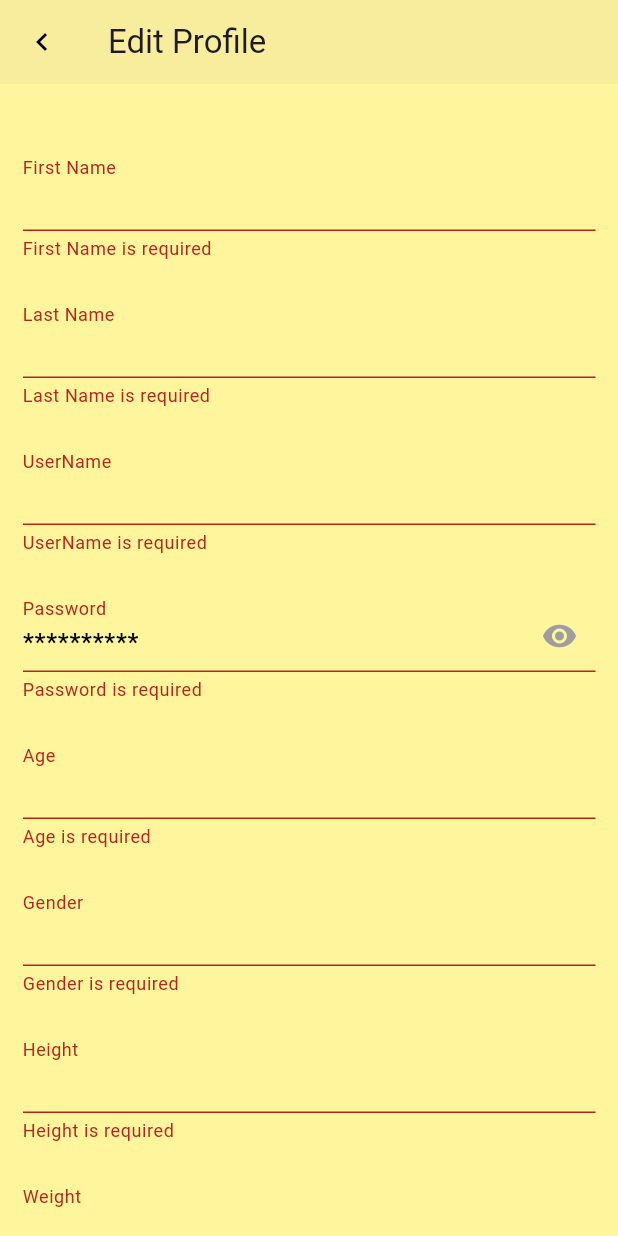
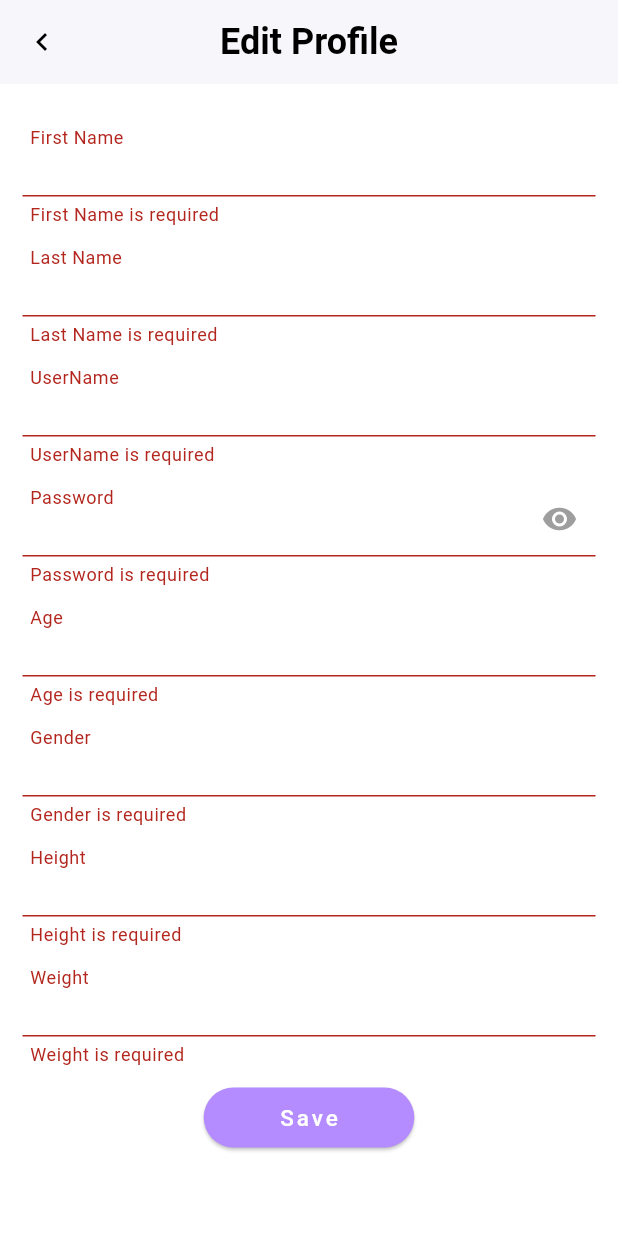
Before and after one commit to shresta-kalla/caltrack, a Flutter app: the EditProfile screen opened by its route, after a tap on "Save", on a phone screen of 412 x 824 dp. Run offline on Flutter 3.47's test engine with Material 3 defaults, Android fonts, the phone set to English and light mode, and no system bars; our stand-ins replace form_validator, go_router, google_fonts; accounts and stored records are empty; Roboto replaces fonts that are missing (Adamina).

Commit message:
Update edit_profile_view.dart

```diff
--- a/lib/views/edit_profile_view.dart
+++ b/lib/views/edit_profile_view.dart
@@ -1,6 +1,7 @@
 import 'package:flutter/material.dart';
 import 'package:form_validator/form_validator.dart';
 import 'package:go_router/go_router.dart';
+import 'package:google_fonts/google_fonts.dart';
 import 'package:provider/provider.dart';
 import 'package:caltrack/models/users.dart';
 import 'package:caltrack/view_models/user_specific_view_model.dart';
@@ -16,6 +17,7 @@ class EditProfileState extends State<EditProfile> {
   bool isHidden = true;
 
   final formKey = GlobalKey<FormState>();
+
 
   String firstNameInput = "";
   String lastNameInput = "";
@@ -48,22 +50,31 @@ class EditProfileState extends State<EditProfile> {
   ValidationBuilder(requiredMessage: "Weight is required").build();
 
   List? isError;
+  Widget _styledText(String text, Color color, {double fontSize = 20.0}) {
+    return Text(
+      text,
+      style: GoogleFonts.adamina(
+        fontWeight: FontWeight.bold,
+        fontSize: fontSize,
+        color: color,
+      ),
+    );
+  }
 
   @override
   Widget build(BuildContext context) {
     Users? currentUser = context.watch<UserSpecific>().currentUser;
-
     return Scaffold(
-      backgroundColor: Colors.yellow[200],
+      backgroundColor: Colors.white,
       appBar: AppBar(
-        backgroundColor: Colors.yellow[200],
+        backgroundColor: Colors.white,
         elevation: 1,
-        centerTitle: false,
+        centerTitle: true,
         leading: IconButton(
           icon: const Icon(Icons.chevron_left, color: Colors.black),
           onPressed: (() => GoRouter.of(context).pop()),
         ),
-        title: const Text('Edit Profile'),
+        title: _styledText('Edit Profile', Colors.black, fontSize: 24.0),
       ),
       body: Form(
         key: formKey,
@@ -75,19 +86,20 @@ class EditProfileState extends State<EditProfile> {
             },
             child: ListView(
               children: [
-                const SizedBox(height: 30),
+                const SizedBox(height: 5),
                 Padding(
-                  padding: const EdgeInsets.only(bottom: 30),
+                  padding: const EdgeInsets.only(bottom: 5),
                   child: TextFormField(
                     obscureText: false,
                     onSaved: ((value) =>
                         setState(() => firstNameInput = value!)),
                     validator: firstNameValidator,
+                    initialValue: currentUser?.firstName ?? "",
                     decoration: InputDecoration(
-                      contentPadding: const EdgeInsets.only(bottom: 5),
+                      contentPadding: const EdgeInsets.symmetric(
+                          vertical: 5, horizontal: 5),
                       labelText: "First Name",
                       floatingLabelBehavior: FloatingLabelBehavior.always,
-                      hintText: currentUser?.firstName ?? "",
                       hintStyle: const TextStyle(
                         fontSize: 16,
                         fontWeight: FontWeight.bold,
@@ -96,18 +108,20 @@ class EditProfileState extends State<EditProfile> {
                     ),
                   ),
                 ),
+                const SizedBox(height: 5),
                 Padding(
-                  padding: const EdgeInsets.only(bottom: 30),
+                  padding: const EdgeInsets.only(bottom: 5),
                   child: TextFormField(
                     obscureText: false,
                     onSaved: ((value) =>
                         setState(() => lastNameInput = value!)),
                     validator: lastNameValidator,
+                    initialValue: currentUser?.lastName ?? "",
                     decoration: InputDecoration(
-                      contentPadding: const EdgeInsets.only(bottom: 5),
+                      contentPadding: const EdgeInsets.symmetric(
+                          vertical: 5, horizontal: 5),
                       labelText: "Last Name",
                       floatingLabelBehavior: FloatingLabelBehavior.always,
-                      hintText: currentUser?.lastName ?? "",
                       hintStyle: const TextStyle(
                         fontSize: 16,
                         fontWeight: FontWeight.bold,
@@ -116,17 +130,19 @@ class EditProfileState extends State<EditProfile> {
                     ),
                   ),
                 ),
+                const SizedBox(height: 5),
                 Padding(
-                  padding: const EdgeInsets.only(bottom: 30),
+                  padding: const EdgeInsets.only(bottom: 5),
                   child: TextFormField(
                     obscureText: false,
                     onSaved: ((value) => setState(() => userInput = value!)),
                     validator: userInputValidator,
+                    initialValue: currentUser?.userName ?? "",
                     decoration: InputDecoration(
-                      contentPadding: const EdgeInsets.only(bottom: 5),
+                      contentPadding: const EdgeInsets.symmetric(
+                          vertical: 5, horizontal: 5),
                       labelText: "UserName",
                       floatingLabelBehavior: FloatingLabelBehavior.always,
-                      hintText: currentUser?.userName ?? "",
                       hintStyle: const TextStyle(
                         fontSize: 16,
                         fontWeight: FontWeight.bold,
@@ -135,15 +151,18 @@ class EditProfileState extends State<EditProfile> {
                     ),
                   ),
                 ),
+                const SizedBox(height: 5),
                 Padding(
-                  padding: const EdgeInsets.only(bottom: 30),
+                  padding: const EdgeInsets.only(bottom: 5),
                   child: TextFormField(
                     obscureText: isHidden,
                     onSaved: ((value) =>
                         setState(() => passwordInput = value!)),
                     validator: passwordValidator,
+                    initialValue: currentUser?.password ?? "",
                     decoration: InputDecoration(
-                      contentPadding: const EdgeInsets.only(bottom: 5),
+                      contentPadding: const EdgeInsets.symmetric(
+                          vertical: 5, horizontal: 5),
                       suffixIcon: IconButton(
                         icon: const Icon(Icons.remove_red_eye,
                             color: Colors.grey),
@@ -155,7 +174,6 @@ class EditProfileState extends State<EditProfile> {
                       ),
                       labelText: "Password",
                       floatingLabelBehavior: FloatingLabelBehavior.always,
-                      hintText: "**********",
                       hintStyle: const TextStyle(
                         fontSize: 16,
                         fontWeight: FontWeight.bold,
@@ -164,17 +182,20 @@ class EditProfileState extends State<EditProfile> {
                     ),
                   ),
                 ),
+                const SizedBox(height: 5),
                 Padding(
-                  padding: const EdgeInsets.only(bottom: 30),
+                  padding: const EdgeInsets.only(bottom: 5),
                   child: TextFormField(
                     obscureText: false,
                     onSaved: (value) => setState(() => ageInput = value!),
                     validator: ageInputValidator,
+                    initialValue: currentUser?.age ?? "",
                     decoration: InputDecoration(
-                      contentPadding: const EdgeInsets.only(bottom: 5),
+                      contentPadding: const EdgeInsets.symmetric(
+                          vertical: 5, horizontal: 5),
                       labelText: "Age",
                       floatingLabelBehavior: FloatingLabelBehavior.always,
-                      hintText: currentUser?.age.toString() ?? "",
+
                       hintStyle: const TextStyle(
                         fontSize: 16,
                         fontWeight: FontWeight.bold,
@@ -183,18 +204,19 @@ class EditProfileState extends State<EditProfile> {
                     ),
                   ),
                 ),
+                const SizedBox(height: 5),
                 Padding(
-                  padding: const EdgeInsets.only(bottom: 30),
+                  padding: const EdgeInsets.only(bottom: 5),
                   child: TextFormField(
                     obscureText: false,
-                    onSaved: (value) =>
-                        setState(() => genderInput = value!), // Add this line
-                    validator: genderInputValidator, // Add this line
+                    onSaved: (value) => setState(() => genderInput = value!),
+                    validator: genderInputValidator,
+                    initialValue: currentUser?.gender ?? "",
                     decoration: InputDecoration(
-                      contentPadding: const EdgeInsets.only(bottom: 5),
-                      labelText: "Gender", // Add this line
+                      contentPadding: const EdgeInsets.symmetric(
+                          vertical: 5, horizontal: 5),
+                      labelText: "Gender",
                       floatingLabelBehavior: FloatingLabelBehavior.always,
-                      hintText: currentUser?.gender ?? "",
                       hintStyle: const TextStyle(
                         fontSize: 16,
                         fontWeight: FontWeight.bold,
@@ -203,17 +225,19 @@ class EditProfileState extends State<EditProfile> {
                     ),
                   ),
                 ),
+                const SizedBox(height: 5),
                 Padding(
-                  padding: const EdgeInsets.only(bottom: 30),
+                  padding: const EdgeInsets.only(bottom: 5),
                   child: TextFormField(
                     obscureText: false,
                     onSaved: (value) => setState(() => heightInput = value!),
                     validator: heightInputValidator,
+                    initialValue: currentUser?.height.toString() ?? "",
                     decoration: InputDecoration(
-                      contentPadding: const EdgeInsets.only(bottom: 5),
+                      contentPadding: const EdgeInsets.symmetric(
+                          vertical: 5, horizontal: 5),
                       labelText: "Height",
                       floatingLabelBehavior: FloatingLabelBehavior.always,
-                      hintText: currentUser?.height.toString() ?? "",
                       hintStyle: const TextStyle(
                         fontSize: 16,
                         fontWeight: FontWeight.bold,
@@ -222,17 +246,19 @@ class EditProfileState extends State<EditProfile> {
                     ),
                   ),
                 ),
+                const SizedBox(height: 5),
                 Padding(
-                  padding: const EdgeInsets.only(bottom: 30),
+                  padding: const EdgeInsets.only(bottom: 5),
                   child: TextFormField(
                     obscureText: false,
                     onSaved: (value) => setState(() => weightInput = value!),
                     validator: weightInputValidator,
+                    initialValue: currentUser?.weight.toString() ?? "",
                     decoration: InputDecoration(
-                      contentPadding: const EdgeInsets.only(bottom: 5),
+                      contentPadding: const EdgeInsets.symmetric(
+                          vertical: 5, horizontal: 5),
                       labelText: "Weight",
                       floatingLabelBehavior: FloatingLabelBehavior.always,
-                      hintText: currentUser?.weight.toString() ?? "",
                       hintStyle: const TextStyle(
                         fontSize: 16,
                         fontWeight: FontWeight.bold,
@@ -241,29 +267,13 @@ class EditProfileState extends State<EditProfile> {
                     ),
                   ),
                 ),
-                const SizedBox(height: 30),
-                const SizedBox(height: 30),
+                const SizedBox(height: 5),
                 Row(
-                  mainAxisAlignment: MainAxisAlignment.spaceBetween,
+                  mainAxisAlignment: MainAxisAlignment.center,
                   children: [
-                    OutlinedButton(
-                      onPressed: () => GoRouter.of(context).pop(),
-                      child: const Text(
-                        "Cancel",
-                        style: TextStyle(
-                          fontSize: 15,
-                          letterSpacing: 2,
-                          color: Colors.black,
-                        ),
-                      ),
-                      style: OutlinedButton.styleFrom(
-                        padding: const EdgeInsets.symmetric(horizontal: 50),
-                        shape: RoundedRectangleBorder(
-                          borderRadius: BorderRadius.circular(20),
-                        ),
-                      ),
-                    ),
-                    ElevatedButton(
+                    Align(
+                      alignment: Alignment.center,
+                      child: ElevatedButton(
                         onPressed: () {
                           if (formKey.currentState!.validate()) {
                             formKey.currentState?.save();
@@ -290,7 +300,7 @@ class EditProfileState extends State<EditProfile> {
                               weightInput,
                             );
 
-                          formKey.currentState?.reset();
+                            //formKey.currentState?.reset();
 
                             ScaffoldMessenger.of(context)
                                 .showSnackBar(const SnackBar(
@@ -309,10 +319,12 @@ class EditProfileState extends State<EditProfile> {
                           ),
                         ),
                         style: ElevatedButton.styleFrom(
-                        primary: const Color.fromARGB(255, 18, 156, 57),
+                          backgroundColor:
+                          const Color.fromARGB(255, 180, 140, 255),
                           padding: const EdgeInsets.symmetric(horizontal: 50),
                           shape: RoundedRectangleBorder(
                             borderRadius: BorderRadius.circular(20),
+                          ),
                         ),
                       ),
                     ),
```
Lines whose indentation alone changed are shown as unchanged.
